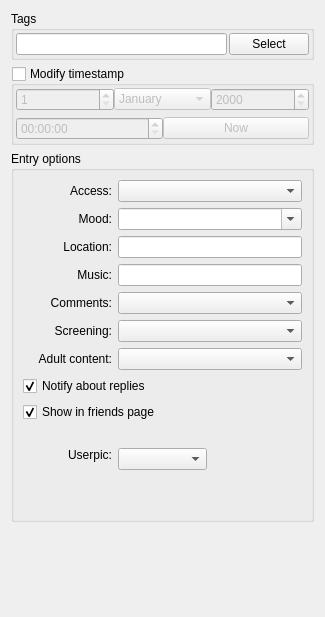
The window that src/plugins/blogique/plugins/metida/postoptionswidget.ui (0xd34df00d/leechcraft) describes before a commit, drawn with Qt 5.
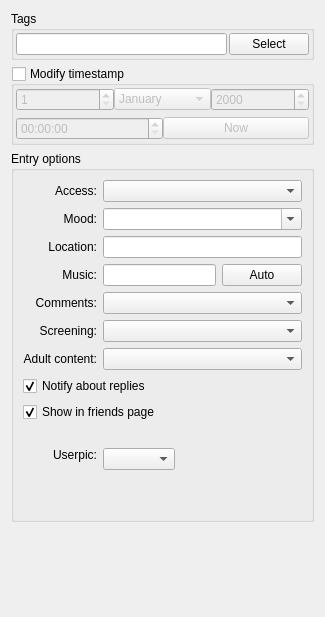
The same window after the commit.

```diff
--- a/src/plugins/blogique/plugins/metida/postoptionswidget.ui
+++ b/src/plugins/blogique/plugins/metida/postoptionswidget.ui
@@ -191,62 +191,6 @@
       <string>Entry options</string>
      </property>
      <layout class="QGridLayout" name="gridLayout">
-      <item row="11" column="0" colspan="2">
-       <widget class="QCheckBox" name="NotifyAboutComments_">
-        <property name="text">
-         <string>Notify about replies</string>
-        </property>
-        <property name="checked">
-         <bool>true</bool>
-        </property>
-       </widget>
-      </item>
-      <item row="12" column="0" colspan="2">
-       <widget class="QCheckBox" name="ShowInFriendsPage_">
-        <property name="text">
-         <string>Show in friends page</string>
-        </property>
-        <property name="checked">
-         <bool>true</bool>
-        </property>
-        <property name="tristate">
-         <bool>false</bool>
-        </property>
-       </widget>
-      </item>
-      <item row="0" column="0">
-       <widget class="QLabel" name="accessLabel">
-        <property name="text">
-         <string>Access:</string>
-        </property>
-        <property name="alignment">
-         <set>Qt::AlignRight|Qt::AlignTrailing|Qt::AlignVCenter</set>
-        </property>
-       </widget>
-      </item>
-      <item row="1" column="0">
-       <widget class="QLabel" name="moodLabel">
-        <property name="text">
-         <string>Mood:</string>
-        </property>
-        <property name="alignment">
-         <set>Qt::AlignRight|Qt::AlignTrailing|Qt::AlignVCenter</set>
-        </property>
-       </widget>
-      </item>
-      <item row="2" column="0">
-       <widget class="QLabel" name="whereIsYouLabel">
-        <property name="text">
-         <string>Location:</string>
-        </property>
-        <property name="alignment">
-         <set>Qt::AlignRight|Qt::AlignTrailing|Qt::AlignVCenter</set>
-        </property>
-       </widget>
-      </item>
-      <item row="2" column="1" colspan="2">
-       <widget class="QLineEdit" name="Place_"/>
-      </item>
       <item row="3" column="0">
        <widget class="QLabel" name="musicLabel">
         <property name="text">
@@ -257,8 +201,15 @@
         </property>
        </widget>
       </item>
-      <item row="3" column="1" colspan="2">
-       <widget class="QLineEdit" name="Music_"/>
+      <item row="4" column="1" colspan="3">
+       <widget class="QComboBox" name="Comments_">
+        <property name="currentIndex">
+         <number>-1</number>
+        </property>
+       </widget>
+      </item>
+      <item row="0" column="1" colspan="3">
+       <widget class="QComboBox" name="Access_"/>
       </item>
       <item row="4" column="0">
        <widget class="QLabel" name="commentsLabel">
@@ -270,7 +221,7 @@
         </property>
        </widget>
       </item>
-      <item row="9" column="0">
+      <item row="5" column="0">
        <widget class="QLabel" name="hideCommentsLabel">
         <property name="text">
          <string>Screening:</string>
@@ -280,27 +231,24 @@
         </property>
        </widget>
       </item>
+      <item row="10" column="2">
+       <widget class="QLabel" name="UserPicLabel_">
+        <property name="text">
+         <string/>
+        </property>
+       </widget>
+      </item>
+      <item row="2" column="0">
+       <widget class="QLabel" name="whereIsYouLabel">
+        <property name="text">
+         <string>Location:</string>
+        </property>
+        <property name="alignment">
+         <set>Qt::AlignRight|Qt::AlignTrailing|Qt::AlignVCenter</set>
+        </property>
+       </widget>
+      </item>
       <item row="10" column="0">
-       <widget class="QLabel" name="adultContentLabel">
-        <property name="text">
-         <string>Adult content:</string>
-        </property>
-        <property name="alignment">
-         <set>Qt::AlignRight|Qt::AlignTrailing|Qt::AlignVCenter</set>
-        </property>
-       </widget>
-      </item>
-      <item row="13" column="0">
-       <widget class="QLabel" name="label_2">
-        <property name="text">
-         <string/>
-        </property>
-        <property name="alignment">
-         <set>Qt::AlignRight|Qt::AlignTrailing|Qt::AlignVCenter</set>
-        </property>
-       </widget>
-      </item>
-      <item row="14" column="0">
        <layout class="QVBoxLayout" name="verticalLayout_2">
         <item>
          <widget class="QLabel" name="label_3">
@@ -327,7 +275,27 @@
         </item>
        </layout>
       </item>
-      <item row="14" column="1">
+      <item row="1" column="1" colspan="3">
+       <widget class="QComboBox" name="Mood_">
+        <property name="editable">
+         <bool>true</bool>
+        </property>
+       </widget>
+      </item>
+      <item row="3" column="1" colspan="2">
+       <widget class="QLineEdit" name="Music_"/>
+      </item>
+      <item row="6" column="0">
+       <widget class="QLabel" name="adultContentLabel">
+        <property name="text">
+         <string>Adult content:</string>
+        </property>
+        <property name="alignment">
+         <set>Qt::AlignRight|Qt::AlignTrailing|Qt::AlignVCenter</set>
+        </property>
+       </widget>
+      </item>
+      <item row="10" column="1">
        <layout class="QVBoxLayout" name="verticalLayout">
         <item>
          <widget class="QComboBox" name="UserPic_"/>
@@ -347,41 +315,80 @@
         </item>
        </layout>
       </item>
-      <item row="0" column="1" colspan="2">
-       <widget class="QComboBox" name="Access_"/>
+      <item row="3" column="3">
+       <widget class="QPushButton" name="AutoDetect_">
+        <property name="text">
+         <string>Auto</string>
+        </property>
+       </widget>
       </item>
-      <item row="1" column="1" colspan="2">
-       <widget class="QComboBox" name="Mood_">
-        <property name="editable">
-         <bool>true</bool>
+      <item row="1" column="0">
+       <widget class="QLabel" name="moodLabel">
+        <property name="text">
+         <string>Mood:</string>
         </property>
+        <property name="alignment">
+         <set>Qt::AlignRight|Qt::AlignTrailing|Qt::AlignVCenter</set>
+        </property>
        </widget>
       </item>
-      <item row="4" column="1" colspan="2">
-       <widget class="QComboBox" name="Comments_">
-        <property name="currentIndex">
-         <number>-1</number>
+      <item row="9" column="0">
+       <widget class="QLabel" name="label_2">
+        <property name="text">
+         <string/>
         </property>
+        <property name="alignment">
+         <set>Qt::AlignRight|Qt::AlignTrailing|Qt::AlignVCenter</set>
+        </property>
        </widget>
       </item>
-      <item row="9" column="1" colspan="2">
+      <item row="0" column="0">
+       <widget class="QLabel" name="accessLabel">
+        <property name="text">
+         <string>Access:</string>
+        </property>
+        <property name="alignment">
+         <set>Qt::AlignRight|Qt::AlignTrailing|Qt::AlignVCenter</set>
+        </property>
+       </widget>
+      </item>
+      <item row="2" column="1" colspan="3">
+       <widget class="QLineEdit" name="Place_"/>
+      </item>
+      <item row="5" column="1" colspan="3">
        <widget class="QComboBox" name="ScreenComments_">
         <property name="currentIndex">
          <number>-1</number>
         </property>
        </widget>
       </item>
-      <item row="10" column="1" colspan="2">
+      <item row="6" column="1" colspan="3">
        <widget class="QComboBox" name="Adult_">
         <property name="currentIndex">
          <number>-1</number>
         </property>
        </widget>
       </item>
-      <item row="14" column="2">
-       <widget class="QLabel" name="UserPicLabel_">
+      <item row="7" column="0" colspan="4">
+       <widget class="QCheckBox" name="NotifyAboutComments_">
         <property name="text">
-         <string/>
+         <string>Notify about replies</string>
+        </property>
+        <property name="checked">
+         <bool>true</bool>
+        </property>
+       </widget>
+      </item>
+      <item row="8" column="0" colspan="4">
+       <widget class="QCheckBox" name="ShowInFriendsPage_">
+        <property name="text">
+         <string>Show in friends page</string>
+        </property>
+        <property name="checked">
+         <bool>true</bool>
+        </property>
+        <property name="tristate">
+         <bool>false</bool>
         </property>
        </widget>
       </item>
```
